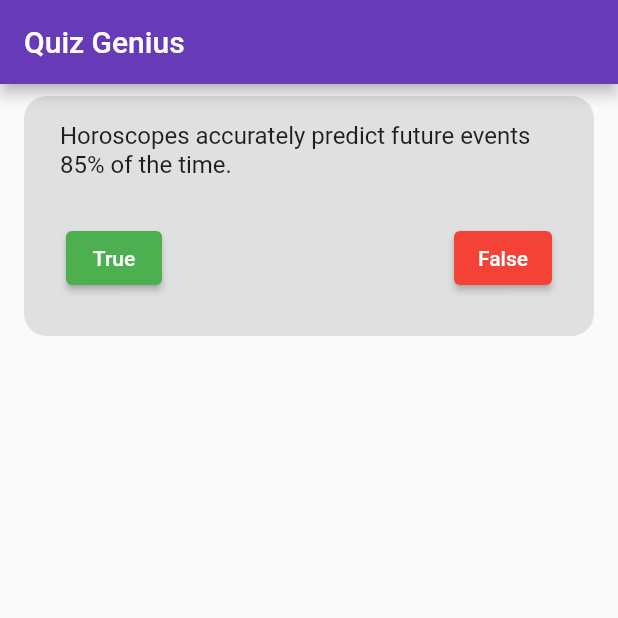
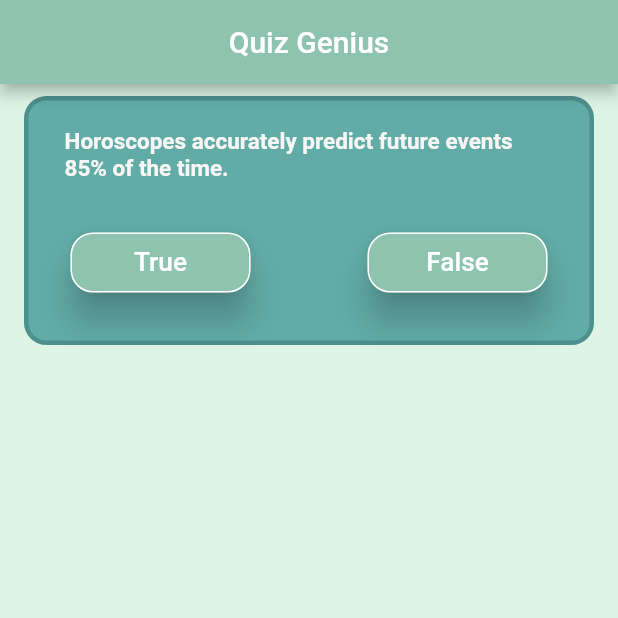
Before and after one commit to yagnik2411/Quiz-Genius, a Flutter app: the screen it shows after launch, on a phone screen of 412 x 824 dp, the top half of it. Run offline on Flutter 3.47's test engine with Material 2 defaults, Android fonts, the phone set to English and light mode, and no system bars; our stand-ins replace flutter_svg, velocity_x.

Commit message:
Quiz page UI completed

```diff
--- a/lib/pages/quiz_page.dart
+++ b/lib/pages/quiz_page.dart
@@ -1,4 +1,5 @@
 import 'package:flutter/material.dart';
+import 'package:quiz_genius/utils/colors.dart';
 import 'package:velocity_x/velocity_x.dart';
 import 'package:quiz_genius/models/questions.dart';
 
@@ -14,8 +15,10 @@
   @override
   Widget build(BuildContext context) {
     return Scaffold(
+      backgroundColor: MyColors.lightCyan,
       appBar: AppBar(
-        title: const Text("Quiz Genius"),
+        backgroundColor: MyColors.mint,
+        title: const Text("Quiz Genius").centered(),
       ),
       body: ListView.builder(
         padding: const EdgeInsets.symmetric(vertical: 8, horizontal: 16),
@@ -24,13 +27,19 @@
         itemBuilder:(context, index) => Container(
           padding: EdgeInsets.all(8),
           decoration: BoxDecoration(
+            border: Border.all(color: MyColors.darkCyan,width: 3),
             borderRadius: BorderRadius.circular(15),
-            color: Colors.grey.shade300,
+            color: MyColors.malachite.withOpacity(0.8),
           ),
           child: Column(
             children: [
               ListTile(
                 title: Text(Questions.questions[index].question,
+                style: TextStyle(
+                  color: MyColors.seashall,
+                  fontSize: 15,
+                  fontWeight: FontWeight.values[5],
+                ),
                 textWidthBasis: TextWidthBasis.parent,),
 
               ),
@@ -40,16 +49,34 @@
                 children: [
                   ElevatedButton(
                     onPressed: () {},
-                    child: const Text("True"),
-                    style: ElevatedButton.styleFrom(
-                      primary: Colors.green,
-                    ),
+                    child: "True".text.xl.make(),
+                    style: ButtonStyle(
+                backgroundColor: MaterialStateProperty.all(MyColors.mint),
+                elevation: MaterialStateProperty.all(10),
+                fixedSize: MaterialStateProperty.all(const Size(120, 40)),
+                side: MaterialStateProperty.all(
+                    const BorderSide(color: Colors.white)),
+                shape: MaterialStateProperty.all(
+                  RoundedRectangleBorder(
+                    borderRadius: BorderRadius.circular(15),
+                  ),
+                ),
+              ),
                   ),
                   ElevatedButton(
                     onPressed: () {},
-                    child: const Text("False"),
-                    style: ElevatedButton.styleFrom(
-                      primary: Colors.red,
+                    child: "False".text.xl.make(),
+                    style: ButtonStyle(
+                      backgroundColor: MaterialStateProperty.all(MyColors.mint),
+                      elevation: MaterialStateProperty.all(10),
+                      fixedSize: MaterialStateProperty.all(const Size(120, 40)),
+                      side: MaterialStateProperty.all(
+                          const BorderSide(color: Colors.white)),
+                      shape: MaterialStateProperty.all(
+                        RoundedRectangleBorder(
+                          borderRadius: BorderRadius.circular(15),
+                        ),
+                      ),
                     ),
                   ),
                 ],
```
